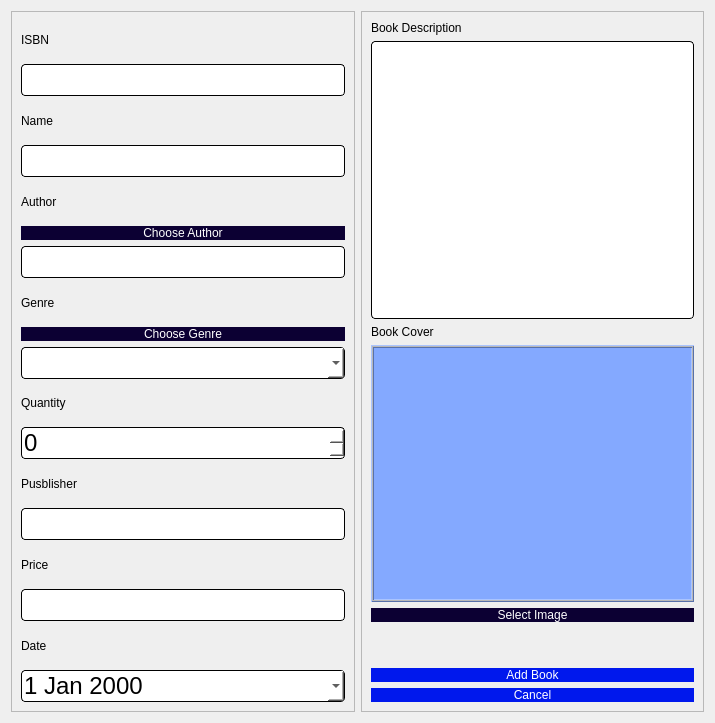
Qt form BookHaven_(library+bookshop)/addbook.ui (akibhaider/BOOK_HAVEN) before a commit.
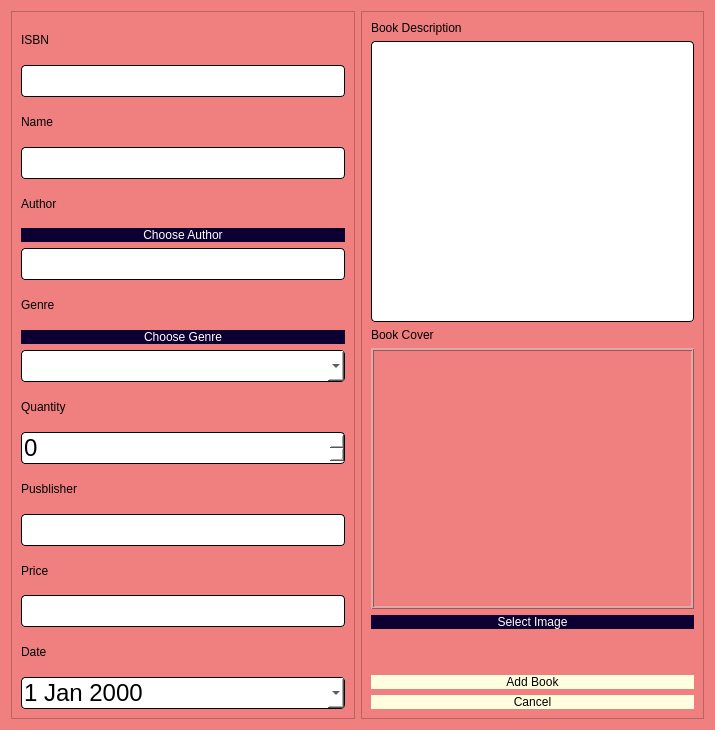
The same form after that commit.

```diff
--- a/BookHaven_(library+bookshop)/addbook.ui
+++ b/BookHaven_(library+bookshop)/addbook.ui
@@ -7,12 +7,15 @@
     <x>0</x>
     <y>0</y>
     <width>715</width>
-    <height>723</height>
+    <height>730</height>
    </rect>
   </property>
   <property name="windowTitle">
    <string>Dialog</string>
   </property>
+  <property name="styleSheet">
+   <string notr="true">background-color: rgb(240, 128, 128);</string>
+  </property>
   <layout class="QHBoxLayout" name="horizontalLayout_5">
    <item>
     <widget class="QFrame" name="frame">
@@ -362,7 +365,7 @@
            <enum>Qt::StrongFocus</enum>
           </property>
           <property name="styleSheet">
-           <string notr="true">background-color: #84A9FF;
+           <string notr="true">background-color: rgb(240, 128, 128);
 border-color: rgb(0, 0, 0);</string>
           </property>
           <property name="frameShape">
@@ -453,9 +456,9 @@
          <string notr="true">QPushButton{
 border-radius:15px;
 padding : 0 4px;
-background: #0018ed;
+background: #FFFFE0;
 border -radius:10px;
-color: rgb(255, 255, 255);
+color: #000000;
 font: 12pt &quot;Lato Black&quot;;
 }
 QPushButton:hover:!pressed
@@ -490,9 +493,9 @@
            <string notr="true">QPushButton{
 border-radius:15px;
 padding : 0 4px;
-background: #0018ed;
+background: #FFFFE0;
 border -radius:10px;
-color: rgb(255, 255, 255);
+color: #000000;
 font: 12pt &quot;Lato Black&quot;;
 }
 QPushButton:hover:!pressed
```
